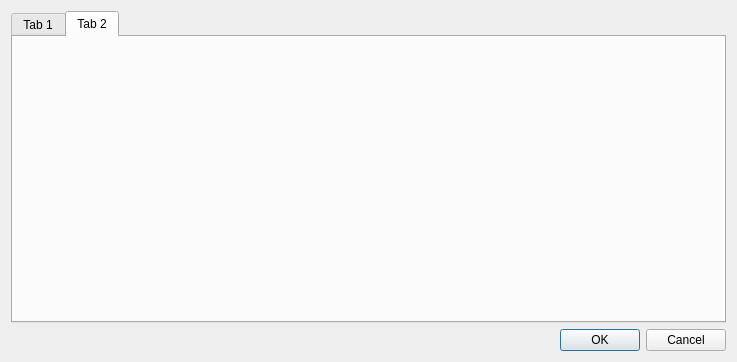
This is qc-proj1/onlinesourcesheet.ui in yyk99/qt_junk as Qt 5 draws it before an edit. The edited form follows.
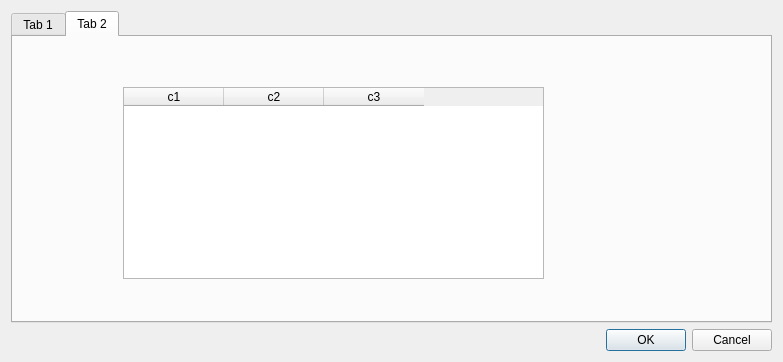
This is the edited form. The open tabs and pages were chosen to show the change.

Patch:
```diff
--- a/qc-proj1/onlinesourcesheet.ui
+++ b/qc-proj1/onlinesourcesheet.ui
@@ -6,7 +6,7 @@
    <rect>
     <x>0</x>
     <y>0</y>
-    <width>737</width>
+    <width>783</width>
     <height>362</height>
    </rect>
   </property>
@@ -30,6 +30,31 @@
         <attribute name="title">
          <string>Tab 2</string>
         </attribute>
+        <widget class="QTableWidget" name="tableWidget">
+         <property name="geometry">
+          <rect>
+           <x>110</x>
+           <y>50</y>
+           <width>421</width>
+           <height>192</height>
+          </rect>
+         </property>
+         <column>
+          <property name="text">
+           <string>c1</string>
+          </property>
+         </column>
+         <column>
+          <property name="text">
+           <string>c2</string>
+          </property>
+         </column>
+         <column>
+          <property name="text">
+           <string>c3</string>
+          </property>
+         </column>
+        </widget>
        </widget>
       </widget>
      </item>
```
Left out of the diff: 2 changed lines with no effect on the pictures.
